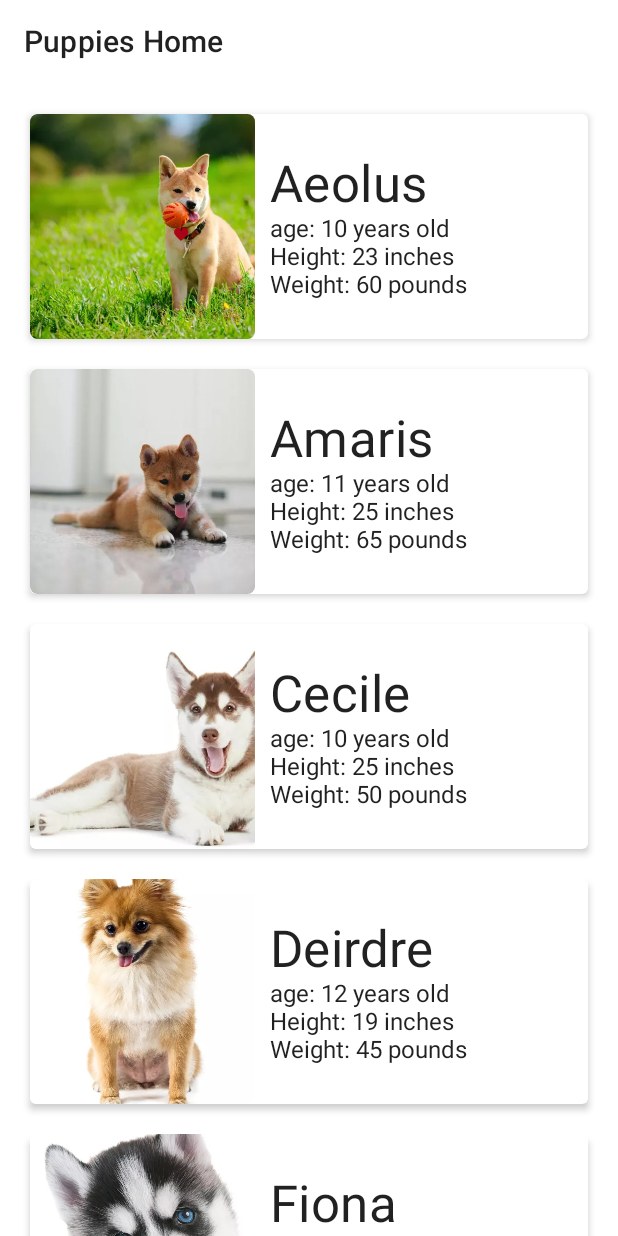
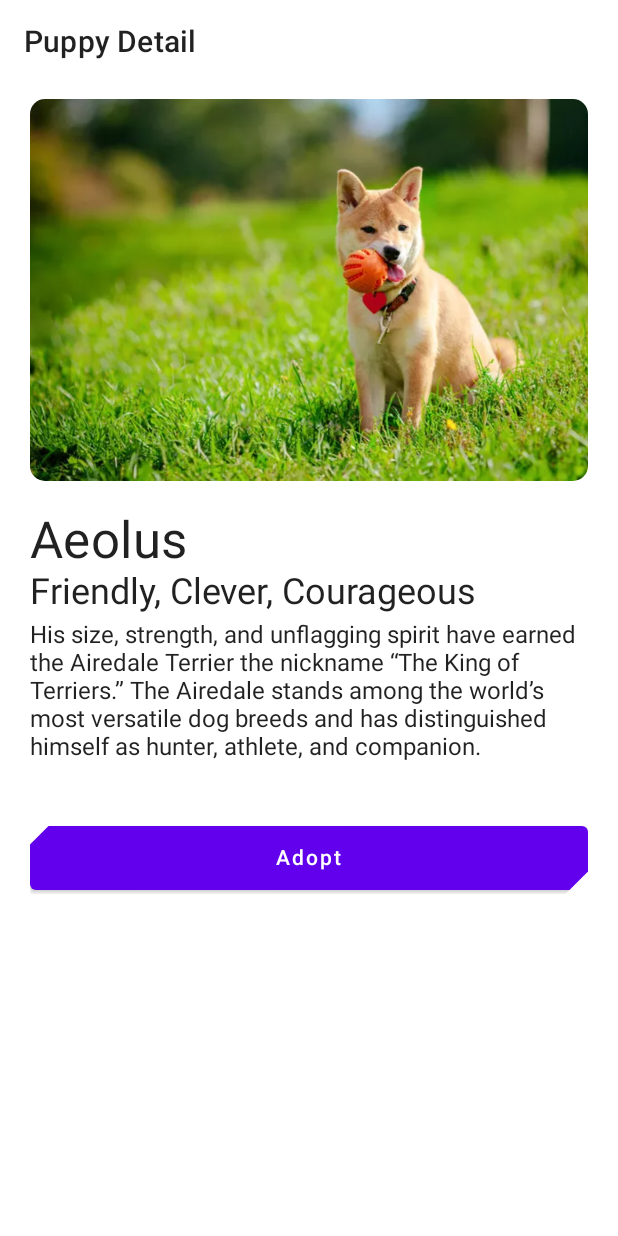
Before and after one commit to KevinJe/PuppyAdoptionCompose, an Android app built with Jetpack Compose: the screen it shows after launch (MainActivity), after a tap on "Aeolus", on a phone screen of 412 x 824 dp. Run offline under Robolectric (Android 15) with nearby library versions, the phone set to English and light mode, and no system bars.

Commit message:
Add DetailPage for project

```diff
--- a/app/build.gradle
+++ b/app/build.gradle
@@ -73,6 +73,8 @@ dependencies {
     implementation "androidx.compose.material:material-icons-extended:$compose_version"
     implementation "androidx.compose.ui:ui-tooling:$compose_version"
     implementation 'androidx.lifecycle:lifecycle-runtime-ktx:2.3.0'
+    implementation 'androidx.lifecycle:lifecycle-runtime-ktx:2.3.0'
+    implementation "androidx.lifecycle:lifecycle-viewmodel-compose:1.0.0-alpha02"
 
     testImplementation 'junit:junit:4.13.2'
 
--- a/app/src/main/java/com/example/androiddevchallenge/MainActivity.kt
+++ b/app/src/main/java/com/example/androiddevchallenge/MainActivity.kt
@@ -17,37 +17,34 @@ package com.example.androiddevchallenge
 
 import android.os.Bundle
 import androidx.activity.compose.setContent
-import androidx.appcompat.app.AppCompatActivity
+import androidx.activity.viewModels
 import androidx.compose.material.*
-import androidx.compose.runtime.Composable
 import androidx.compose.ui.graphics.Color
-import androidx.compose.ui.tooling.preview.Preview
 import androidx.compose.ui.unit.dp
 import com.example.androiddevchallenge.ui.HomePage
+import com.example.androiddevchallenge.ui.PuppyHome
+import com.example.androiddevchallenge.ui.showHomeTitle
 import com.example.androiddevchallenge.ui.theme.MyTheme
 
 class MainActivity : BaseActivity() {
+    private val viewModel by viewModels<MainViewModel>()
 
     override fun onCreate(savedInstanceState: Bundle?) {
         super.onCreate(savedInstanceState)
         setStatusBarToLight()
         setContent {
             MyTheme {
-                Scaffold(
-                    topBar = {
-                        TopAppBar(
-                            title = {
-                                Text(
-                                    text = getString(R.string.app_name),
-                                )
-                            },
-                            backgroundColor = Color.Transparent, elevation = 0.dp
-                        )
-                    }
-                ) {
-                    HomePage()
-                }
+                HomePage()
             }
         }
     }
+
+    override fun onBackPressed() {
+        if (viewModel.currentPuppy != null) {
+            viewModel.closePage()
+            showHomeTitle = true
+        } else {
+            super.onBackPressed()
+        }
+    }
 }
--- /dev/null
+++ b/app/src/main/java/com/example/androiddevchallenge/MainViewModel.kt
@@ -0,0 +1,25 @@
+package com.example.androiddevchallenge
+
+import androidx.compose.runtime.getValue
+import androidx.compose.runtime.setValue
+import androidx.compose.runtime.mutableStateOf
+import androidx.lifecycle.ViewModel
+import com.example.androiddevchallenge.data.PuppiesProvider
+import com.example.androiddevchallenge.data.Puppy
+
+class MainViewModel : ViewModel() {
+
+    val puppies by mutableStateOf(
+        PuppiesProvider.puppyList
+    )
+
+    var currentPuppy: Puppy? by mutableStateOf(null)
+
+    fun puppyDetail(puppy: Puppy) {
+        currentPuppy = puppy
+    }
+
+    fun closePage() {
+        currentPuppy = null
+    }
+}
--- a/app/src/main/java/com/example/androiddevchallenge/data/PuppiesProvider.kt
+++ b/app/src/main/java/com/example/androiddevchallenge/data/PuppiesProvider.kt
@@ -14,7 +14,8 @@ object PuppiesProvider {
         desc = "His size, strength, and unflagging spirit have earned the Airedale Terrier the nickname" +
                 " “The King of Terriers.” The Airedale stands among the world’s most versatile dog breeds and " +
                 "has distinguished himself as hunter, athlete, and companion.",
-        image = R.drawable.aeolus
+        image = R.drawable.aeolus,
+        adopted = false
     )
 
     val Amaris = Puppy(
@@ -27,7 +28,8 @@ object PuppiesProvider {
         desc = "American Foxhounds are good-natured, low-maintenance hounds who get on well with kids, dogs," +
                 " even cats, but come with special considerations for prospective owners. They are closely associated" +
                 " with Revolutionary heroes and the estates of old Virginia.",
-        image = R.drawable.amaris
+        image = R.drawable.amaris,
+        adopted = false
     )
 
     val Cecile = Puppy(
@@ -41,9 +43,9 @@ object PuppiesProvider {
                 " of Burkina Faso, Mali, and Niger. The Azawakh has a short, fine coat which may come in any color" +
                 " or color combinations: red, clear sand to fawn, brindled, parti-color (which may be predominantly" +
                 " white), blue, black and brown. The head may have a black mask and there may be white markings on the" +
-                " legs, bib and at the tip of tail. There are no color or marking disqualifications in the breed. Befitting" +
-                " its heritage, the Azawakh excels as a companion, guardian and a lure courser in the United States.",
-        image = R.drawable.cecile
+                " legs, bib and at the tip of tail." ,
+        image = R.drawable.cecile,
+        adopted = false
     )
 
     val Deirdre = Puppy(
@@ -58,7 +60,8 @@ object PuppiesProvider {
                 " a substantial head and long, sweeping tail. He has a long, dense covering of curly hair and a distinctive" +
                 " beard. An agile athlete, the Barbet has been used primarily to locate, flush, and retrieve birds. He has" +
                 " a cheerful disposition and is very social and loyal.",
-        image = R.drawable.deirdre
+        image = R.drawable.deirdre,
+        adopted = false
     )
 
     val Fiona = Puppy(
@@ -71,7 +74,8 @@ object PuppiesProvider {
         desc = "Not only is the Beagle an excellent hunting dog and loyal companion, it is also happy-go-lucky, funny, " +
                 "and—thanks to its pleading expression—cute. They were bred to hunt in packs, so they enjoy company and " +
                 "are generally easygoing.",
-        image = R.drawable.fiona
+        image = R.drawable.fiona,
+        adopted = false
     )
 
     val Gina = Puppy(
@@ -84,7 +88,8 @@ object PuppiesProvider {
         desc = "Loyalty, affection, intelligence, work ethic, and good looks: Boxers are the whole doggy package. Bright" +
                 " and alert, sometimes silly, but always courageous, the Boxer has been among America’s most popular dog" +
                 " breeds for a very long time.",
-        image = R.drawable.gina
+        image = R.drawable.gina,
+        adopted = false
     )
 
     val Kiki = Puppy(
@@ -98,7 +103,8 @@ object PuppiesProvider {
                 "and possesses the strength, intelligence and quick responsiveness of a serious athlete. His short, plain" +
                 " and smooth coat is completely white, but a dark patch near the eye is permitted as long as it doesn't cover" +
                 " more than 10% of the head.",
-        image = R.drawable.kiki
+        image = R.drawable.kiki,
+        adopted = false
     )
 
     val Miko = Puppy(
@@ -111,7 +117,8 @@ object PuppiesProvider {
         desc = "The unique-looking Dandie Dinmont Terrier is a tough but dignified little exterminator. Sturdily built" +
                 " for the rigors of farm life, they will agreeably adapt to city living. Dandies are compact companions " +
                 "blessed with a big personality.",
-        image = R.drawable.miko
+        image = R.drawable.miko,
+        adopted = false
     )
 
     val Milo = Puppy(
@@ -124,7 +131,8 @@ object PuppiesProvider {
         desc = "The lively Finnish Spitz, the flame-colored, foxy-faced breed from the “Land of 60,000 Lakes,” is a small" +
                 " but fearless hunting dog whose unique style of tracking and indicating quarry has earned him the nickname" +
                 " the “Barking Bird Dog.”",
-        image = R.drawable.milo
+        image = R.drawable.milo,
+        adopted = false
     )
 
     val Sera = Puppy(
@@ -137,7 +145,8 @@ object PuppiesProvider {
         desc = "The German Spitz is always attentive, lively and exceptionally devoted to his owner. He is very teachable" +
                 " and easy to train. His distrust towards strangers and lack of hunting instinct make him the ideal watchdog " +
                 "for the home. His indifference to weather, robustness and longevity are his most outstanding attributes.",
-        image = R.drawable.sera
+        image = R.drawable.sera,
+        adopted = false
     )
 
     val puppyList = listOf(
--- a/app/src/main/java/com/example/androiddevchallenge/data/Puppy.kt
+++ b/app/src/main/java/com/example/androiddevchallenge/data/Puppy.kt
@@ -11,4 +11,5 @@ data class Puppy(
     val weight: Int,
     val desc: String,
     @DrawableRes val image: Int,
+    var adopted: Boolean
 )
--- /dev/null
+++ b/app/src/main/java/com/example/androiddevchallenge/ui/DetailPage.kt
@@ -0,0 +1,130 @@
+package com.example.androiddevchallenge.ui
+
+import androidx.compose.foundation.Image
+import androidx.compose.foundation.background
+import androidx.compose.foundation.layout.*
+import androidx.compose.foundation.shape.CutCornerShape
+import androidx.compose.foundation.shape.RoundedCornerShape
+import androidx.compose.material.*
+import androidx.compose.runtime.Composable
+import androidx.compose.runtime.getValue
+import androidx.compose.runtime.setValue
+import androidx.compose.runtime.mutableStateOf
+import androidx.compose.ui.Modifier
+import androidx.compose.ui.draw.clip
+import androidx.compose.ui.graphics.Color
+import androidx.compose.ui.layout.ContentScale
+import androidx.compose.ui.res.painterResource
+import androidx.compose.ui.unit.dp
+import com.example.androiddevchallenge.data.Puppy
+
+var showConfirmDialog by mutableStateOf(false)
+
+@Composable
+fun PuppyDetail(puppy: Puppy) {
+    Column(
+        Modifier
+            .fillMaxSize()
+            .background(Color.White)
+    ) {
+        PuppyHeader(puppy)
+        PuppyDesc(puppy)
+        PuppyAdoptedButton(puppy)
+
+        if (showConfirmDialog) {
+            AdoptConfirmDialog(puppy)
+        }
+    }
+}
+
+@Composable
+fun DetailPage(puppy: Puppy) {
+    Scaffold(
+        topBar = {
+            TopAppBar(
+                title = {
+                    Text(
+                        text = "Puppy Detail",
+                    )
+                },
+                backgroundColor = Color.Transparent, elevation = 0.dp
+            )
+        }
+    ) {
+        PuppyDetail(puppy)
+    }
+}
+
+@Composable
+fun PuppyAdoptedButton(puppy: Puppy) {
+    Button(
+        onClick = { showConfirmDialog = true },
+        enabled = !puppy.adopted, modifier = Modifier
+            .fillMaxWidth()
+            .padding(20.dp, 25.dp)
+            .clip(shape = CutCornerShape(15.dp, 0.dp, 15.dp, 0.dp))
+    ) {
+        Text(text = if (puppy.adopted) "Adopted" else "Adopt", Modifier.padding(5.dp))
+    }
+}
+
+@Composable
+fun PuppyDesc(puppy: Puppy) {
+    Column(Modifier.padding(20.dp, 10.dp)) {
+        Text(puppy.name, style = MaterialTheme.typography.h4)
+        Text(puppy.temperament, style = MaterialTheme.typography.h5)
+        Text(
+            puppy.desc,
+            style = MaterialTheme.typography.body1,
+            modifier = Modifier.padding(0.dp, 5.dp)
+        )
+    }
+}
+
+
+@Composable
+fun PuppyHeader(puppy: Puppy) {
+    Image(
+        painterResource(puppy.image),
+        puppy.name,
+        Modifier
+            .aspectRatio(1.5f)
+            .padding(20.dp, 10.dp)
+            .clip(RoundedCornerShape(10.dp)),
+        contentScale = ContentScale.Crop,
+    )
+}
+
+@Composable
+fun AdoptConfirmDialog(puppy: Puppy) {
+    AlertDialog(onDismissRequest = {
+        showConfirmDialog = false
+    },
+        text = {
+            Text(
+                text = "Do you want to adopt this lovely dog?",
+                style = MaterialTheme.typography.body2
+            )
+        },
+        confirmButton = {
+            Button(onClick = {
+                showConfirmDialog = false
+                puppy.adopted = true
+            }) {
+                Text(
+                    text = "Yes"
+                )
+            }
+        },
+        dismissButton = {
+            Button(onClick = {
+                showConfirmDialog = false
+                puppy.adopted = false
+            }) {
+                Text(
+                    text = "NO"
+                )
+            }
+        }
+    )
+}
--- a/app/src/main/java/com/example/androiddevchallenge/ui/HomePage.kt
+++ b/app/src/main/java/com/example/androiddevchallenge/ui/HomePage.kt
@@ -1,23 +1,54 @@
 package com.example.androiddevchallenge.ui
 
-import androidx.compose.runtime.Composable
-import androidx.compose.runtime.rememberCoroutineScope
+import androidx.compose.material.Scaffold
+import androidx.compose.material.Text
+import androidx.compose.material.TopAppBar
+import androidx.compose.runtime.*
+import androidx.compose.ui.graphics.Color
 import androidx.compose.ui.tooling.preview.Preview
+import androidx.compose.ui.unit.dp
+import androidx.lifecycle.viewmodel.compose.viewModel
+import com.example.androiddevchallenge.MainViewModel
 import com.example.androiddevchallenge.data.PuppiesProvider
+
+var showHomeTitle by mutableStateOf(true)
 
 @Composable
 fun HomePage() {
-    val coroutineScope = rememberCoroutineScope()
-//    Scaffold(
-//        topBar = {
-//            TopAppBar(
-//                title = {
-//                    Text("Puppy Home")
-//                }
-//            )
-//        }
-//    )
-    PuppyList(PuppiesProvider.puppyList)
+    if (showHomeTitle) {
+        Scaffold(
+            topBar = {
+                TopAppBar(
+                    title = {
+                        Text(
+                            text = "Puppies Home",
+                        )
+                    },
+                    backgroundColor = Color.Transparent, elevation = 0.dp
+                )
+            }
+        ) {
+            PuppyHome()
+        }
+    } else {
+        PuppyHome()
+    }
+}
+
+@Composable
+fun PuppyHome() {
+    val viewModel: MainViewModel = viewModel()
+    val currentPuppy = viewModel.currentPuppy
+    PuppyList(PuppiesProvider.puppyList) { puppy ->
+        if (currentPuppy == null) {
+            showHomeTitle = false
+            viewModel.puppyDetail(puppy)
+        }
+    }
+
+    if (currentPuppy != null) {
+        DetailPage(currentPuppy)
+    }
 }
 
 @Preview
--- /dev/null
+++ b/app/src/main/java/com/example/androiddevchallenge/ui/MainViewModelFactory.kt
@@ -0,0 +1,13 @@
+package com.example.androiddevchallenge.ui
+
+import androidx.lifecycle.ViewModel
+import androidx.lifecycle.ViewModelProvider
+import com.example.androiddevchallenge.MainViewModel
+
+class MainViewModelFactory : ViewModelProvider.Factory{
+
+    @Suppress("UNCHECKED_CAST")
+    override fun <T : ViewModel?> create(modelClass: Class<T>): T {
+        return MainViewModel() as T
+    }
+}
--- a/app/src/main/java/com/example/androiddevchallenge/ui/PuppyList.kt
+++ b/app/src/main/java/com/example/androiddevchallenge/ui/PuppyList.kt
@@ -1,25 +1,20 @@
 package com.example.androiddevchallenge.ui
 
-import android.graphics.Color
 import androidx.compose.foundation.Image
-import androidx.compose.foundation.background
 import androidx.compose.foundation.clickable
 import androidx.compose.foundation.layout.*
 import androidx.compose.foundation.lazy.LazyColumn
 import androidx.compose.foundation.lazy.items
 import androidx.compose.foundation.shape.RoundedCornerShape
 import androidx.compose.material.Card
-import androidx.compose.material.LocalContentColor
 import androidx.compose.material.MaterialTheme
 import androidx.compose.material.Text
 import androidx.compose.runtime.Composable
 import androidx.compose.ui.Alignment
 import androidx.compose.ui.Modifier
-import androidx.compose.ui.draw.alpha
 import androidx.compose.ui.draw.clip
 import androidx.compose.ui.layout.ContentScale
 import androidx.compose.ui.res.painterResource
-import androidx.compose.ui.tooling.preview.Preview
 import androidx.compose.ui.unit.dp
 import com.example.androiddevchallenge.data.Puppy
 
@@ -58,9 +53,3 @@ fun PuppyItem(puppy: Puppy, modifier: Modifier = Modifier) {
         }
     }
 }
-
-@Preview
-@Composable
-fun previewPuppyItem() {
-
-}
```
